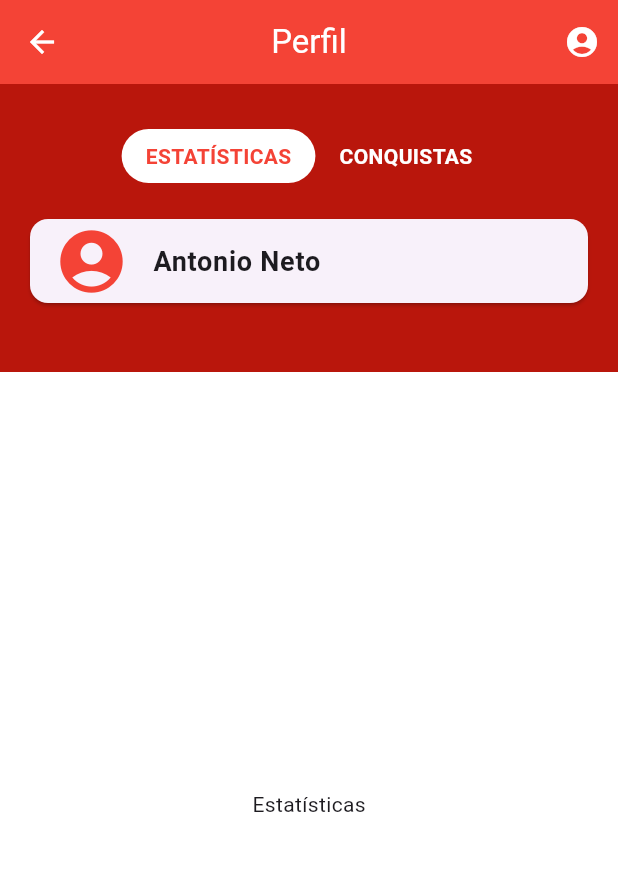
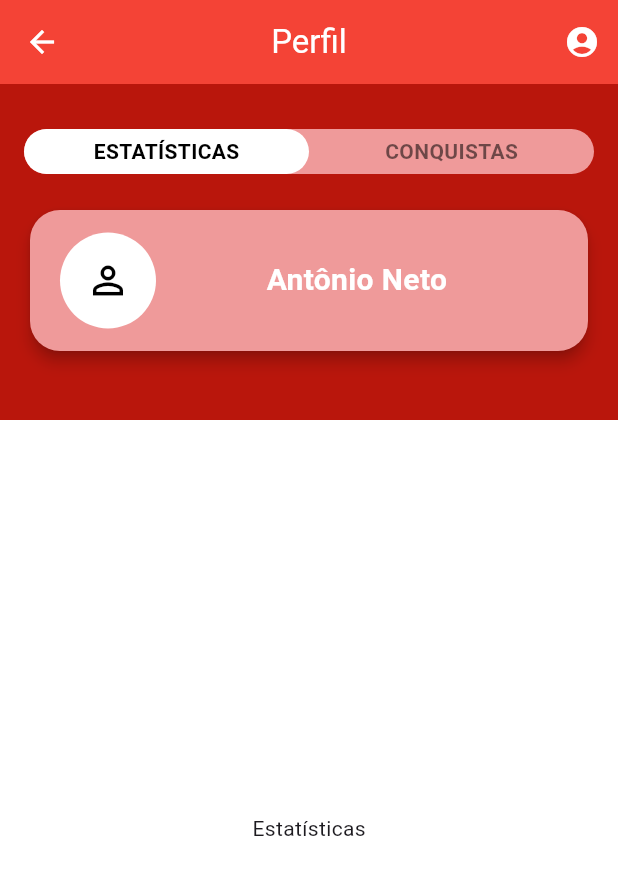
Before and after one commit to GESyCA/FarmacIA, a Flutter app: the ProfilePage screen opened directly, on a phone screen of 412 x 824 dp. Shown: the top 875 px of the screen. Run offline on Flutter 3.47's test engine with Material 3 defaults, Android fonts, the phone set to English and light mode, and no system bars; our stand-ins replace flutter_svg.

Commit message:
style: tab bar and profile card

```diff
--- a/Paciente/farmacia/lib/app/ui/pages/profile_page.dart
+++ b/Paciente/farmacia/lib/app/ui/pages/profile_page.dart
@@ -8,9 +8,9 @@ class ProfilePage extends StatefulWidget {
 }
 
 class _ProfilePageState extends State<ProfilePage> {
-  PageController _pageController = PageController(initialPage: 0);
+  final PageController _pageController = PageController(initialPage: 0);
   int _selectedIndex = 0;
-  final String _name = "Antonio Neto";
+  final String _name = "Antônio Neto";
 
   void _onPageChanged(int index) {
     setState(() {
@@ -53,13 +53,7 @@ class _ProfilePageState extends State<ProfilePage> {
               const SizedBox(
                 height: 30,
               ),
-              Row(
-                mainAxisAlignment: MainAxisAlignment.center,
-                children: [
-                  _buildTabButton("ESTATÍSTICAS", 0),
-                  _buildTabButton("CONQUISTAS", 1),
-                ],
-              ),
+              _showTabBar(),
               const SizedBox(
                 height: 20,
               ),
@@ -94,42 +88,99 @@ class _ProfilePageState extends State<ProfilePage> {
     );
   }
 
+  Padding _showTabBar() {
+    return Padding(
+      padding: const EdgeInsets.symmetric(horizontal: 16),
+      child: LayoutBuilder(builder: (context, constraints) {
+        double tabWidth = constraints.maxWidth / 2;
+        return Container(
+          height: 30,
+          decoration: BoxDecoration(
+            color: Colors.red[200],
+            borderRadius: BorderRadius.circular(20),
+          ),
+          child: Stack(
+            children: <Widget>[
+              AnimatedPositioned(
+                duration: const Duration(milliseconds: 300),
+                curve: Curves.easeInOut,
+                top: 0,
+                left: _selectedIndex == 0 ? 0 : tabWidth,
+                right: _selectedIndex == 0 ? tabWidth : 0,
+                child: Container(
+                  // half of the width of the container
+                  width: tabWidth,
+                  height: 30,
+                  decoration: BoxDecoration(
+                    color: Colors.white,
+                    borderRadius: BorderRadius.circular(20),
+                  ),
+                ),
+              ),
+              Row(
+                children: <Widget>[
+                  _buildTabButton("ESTATÍSTICAS", 0),
+                  _buildTabButton("CONQUISTAS", 1),
+                ],
+              ),
+            ],
+          ),
+        );
+      }),
+    );
+  }
+
   Widget _buildTabButton(String title, int index) {
-    return GestureDetector(
+    return Expanded(
+      child: GestureDetector(
         onTap: () => _onTabTapped(index),
-      child: Container(
-        padding: EdgeInsets.symmetric(vertical: 8, horizontal: 16),
-        decoration: BoxDecoration(
-          borderRadius: BorderRadius.circular(20),
-          color: _selectedIndex == index ? Colors.white : Colors.transparent,
-        ),
+        child: Center(
           child: Text(
             title,
             style: TextStyle(
-            color: _selectedIndex == index ? Colors.red : Colors.white,
+              fontSize: 14,
               fontWeight: FontWeight.bold,
+              color: _selectedIndex == index ? Colors.black : Colors.black54,
+            ),
           ),
         ),
       ),
     );
   }
 
-  _profileCard() {
+  Widget _profileCard() {
     return Padding(
       padding: const EdgeInsets.symmetric(horizontal: 16),
       child: Card(
-        child: ListTile(
-          title: Text(
+        color: Colors.red[200],
+        shape: RoundedRectangleBorder(
+          borderRadius: BorderRadius.circular(20),
+        ),
+        elevation: 4,
+        child: Padding(
+          padding: EdgeInsets.symmetric(horizontal: 20, vertical: 15),
+          child: Row(
+            mainAxisSize: MainAxisSize.max,
+            children: [
+              CircleAvatar(
+                radius: 32,
+                backgroundColor: Colors.white,
+                child:
+                    Icon(Icons.person_outline, size: 30, color: Colors.black),
+              ),
+              //const SizedBox(width: 20),
+              Expanded(
+                child: Text(
                   _name,
+                  textAlign: TextAlign.center,
                   style: TextStyle(
+                    color: Colors.white,
+                    fontSize: 20,
                     fontWeight: FontWeight.bold,
-              fontSize: 18,
                   ),
                 ),
-          leading: Icon(
-            Icons.account_circle,
-            color: Colors.red,
-            size: 50,
+              ),
+            ],
           ),
         ),
       ),
```
Lines whose indentation alone changed are shown as unchanged.
